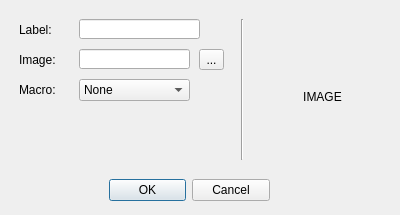
Qt form slate-configurator/screenkey.ui (goodmancode/slate-keypad) before a commit.
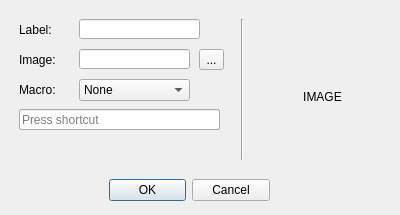
The same form after that commit. Icons and pictures are not drawn.

Commit message: Screenkey dialog loads contents (not icon preview)

```diff
--- a/slate-configurator/screenkey.ui
+++ b/slate-configurator/screenkey.ui
@@ -201,6 +201,42 @@
         <string>&lt;html&gt;&lt;head/&gt;&lt;body&gt;&lt;p align=&quot;center&quot;&gt;IMAGE&lt;/p&gt;&lt;/body&gt;&lt;/html&gt;</string>
        </property>
       </widget>
+      <widget class="QLineEdit" name="string">
+       <property name="enabled">
+        <bool>true</bool>
+       </property>
+       <property name="geometry">
+        <rect>
+         <x>20</x>
+         <y>110</y>
+         <width>201</width>
+         <height>21</height>
+        </rect>
+       </property>
+      </widget>
+      <widget class="QComboBox" name="combobox">
+       <property name="geometry">
+        <rect>
+         <x>20</x>
+         <y>110</y>
+         <width>201</width>
+         <height>21</height>
+        </rect>
+       </property>
+      </widget>
+      <widget class="QKeySequenceEdit" name="hotkey">
+       <property name="enabled">
+        <bool>true</bool>
+       </property>
+       <property name="geometry">
+        <rect>
+         <x>20</x>
+         <y>110</y>
+         <width>201</width>
+         <height>21</height>
+        </rect>
+       </property>
+      </widget>
      </widget>
     </item>
    </layout>
```
The commit also changes 2 other files.
